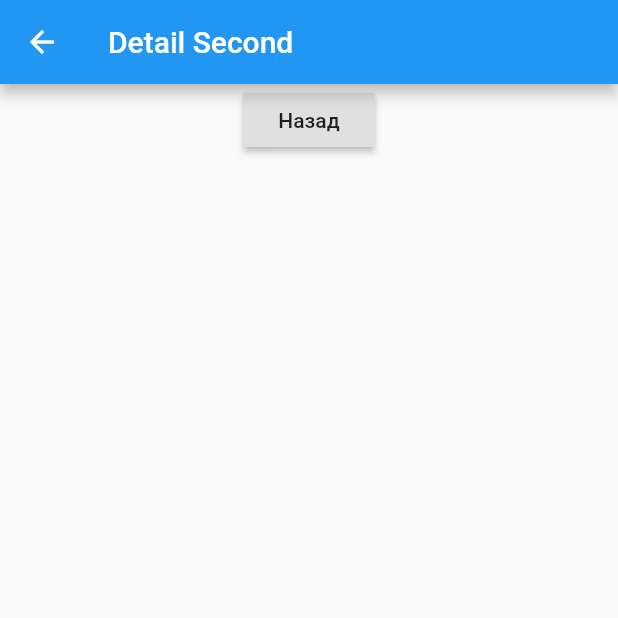
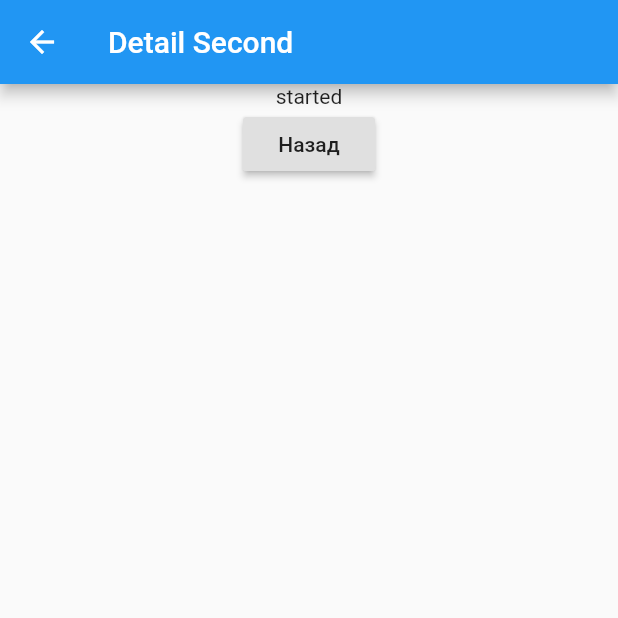
Before and after one commit to ArlanchikDrey/BLoC, a Flutter app: the DetailSecond screen opened by its route, on a phone screen of 412 x 824 dp, the top half of it. Run offline on Flutter 3.47's test engine with Material 2 defaults, Android fonts, the phone set to English and light mode, and no system bars; network calls fail.

```diff
--- a/lib/widgets/moredetails/DetailSecond.dart
+++ b/lib/widgets/moredetails/DetailSecond.dart
@@ -1,6 +1,8 @@
+import 'package:bloc_pattern/widgets/moredetails/GetPosts.dart';
 import 'package:flutter/material.dart';
 
 class DetailSecond extends StatelessWidget{
+
   @override
   Widget build(BuildContext context) {
     return Scaffold(
@@ -10,6 +12,7 @@ class DetailSecond extends StatelessWidget{
        body: Center(
          child: Column(
            children: <Widget>[
+              GetPosts(),
               RaisedButton(
                 onPressed: () {Navigator.pop(context);},
                 child: Text("Назад"),
--- /dev/null
+++ b/lib/widgets/moredetails/GetPosts.dart
@@ -0,0 +1,34 @@
+import 'package:flutter/material.dart';
+import 'dart:convert';
+import 'package:http/http.dart' as http;
+
+class GetPosts extends StatefulWidget{
+  @override
+  State<StatefulWidget> createState() => GetPostsState();
+}
+
+class GetPostsState extends State<GetPosts>{
+
+  String _respose = "empty";
+
+  @override
+  void initState() {
+    _loadData();
+    _respose = "started";
+    super.initState();
+  }
+
+  void _loadData() async {
+    String dataURL = "https://jsonplaceholder.typicode.com/users/1";
+    http.Response response = await http.get(dataURL);
+    setState(() {
+      _respose = json.decode(response.body).toString();
+    });
+}
+
+  @override
+  Widget build(BuildContext context) {
+    return Text(_respose);
+  }
+
+}
```
